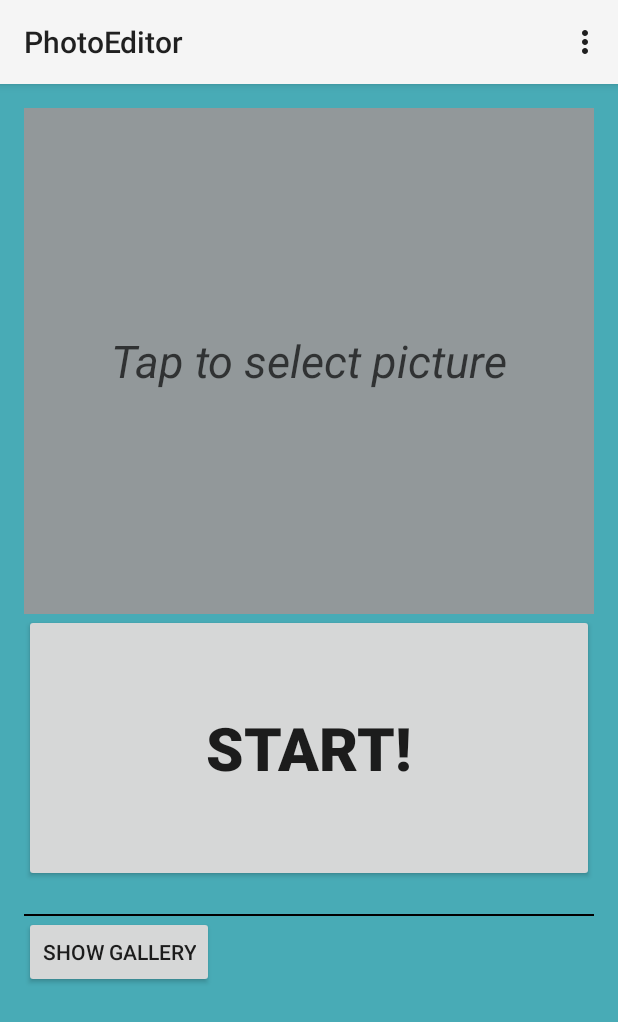
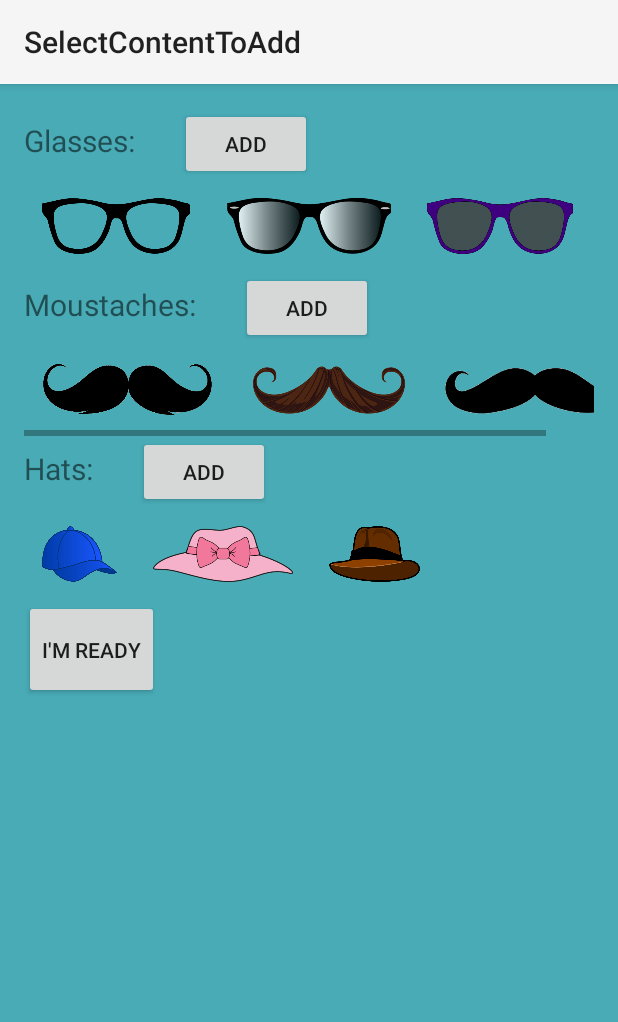
Before and after one commit to alexrakowski/photo-editor, an Android app: the screen it shows after launch (MainMenu before the commit, SelectContentToAdd after it), after a tap on "START!", on a phone screen of 412 x 824 dp. Shown: the top 1022 px of the screen. Run offline under Robolectric (Android 15) with nearby library versions, the phone set to English and light mode, and no system bars; 3 statements that could not run were skipped.

Commit message:
adding custom glasses images

```diff
--- a/app/src/main/res/layout/activity_select_content_to_add.xml
+++ b/app/src/main/res/layout/activity_select_content_to_add.xml
@@ -18,11 +18,27 @@
         android:layout_alignParentStart="true"
         android:weightSum="100">
 
+        <LinearLayout
+            android:orientation="horizontal"
+            android:layout_width="fill_parent"
+            android:layout_height="wrap_content">
+
             <TextView
                 android:layout_width="wrap_content"
                 android:layout_height="wrap_content"
                 android:textSize="20dp"
                 android:text="Glasses:"/>
+
+            <Button
+                android:layout_width="wrap_content"
+                android:layout_height="wrap_content"
+                android:text="Add"
+                android:layout_marginLeft="30dp"
+                android:id="@+id/addGlassesButton"
+                android:onClick="addGlasses"/>
+
+        </LinearLayout>
+
 
         <HorizontalScrollView
             android:layout_width="wrap_content"
@@ -30,31 +46,32 @@
 
             <LinearLayout
                 android:layout_width="wrap_content"
-                android:layout_height="wrap_content">
+                android:layout_height="wrap_content"
+                android:id="@+id/glassesLayout">
 
                 <ImageView
                     android:layout_width="wrap_content"
-                    android:layout_height="50dp"
+                    android:layout_height="45dp"
                     android:adjustViewBounds="true"
-                    android:layout_margin="10dp"
+                    android:layout_margin="8dp"
                     android:padding="4dp"
                     android:onClick="imageClick"
                     android:src="@drawable/glassesplain1"/>
 
                 <ImageView
                     android:layout_width="wrap_content"
-                    android:layout_height="50dp"
+                    android:layout_height="45dp"
                     android:adjustViewBounds="true"
-                    android:layout_margin="10dp"
+                    android:layout_margin="8dp"
                     android:padding="4dp"
                     android:onClick="imageClick"
                     android:src="@drawable/glassessun1"/>
 
                 <ImageView
                     android:layout_width="wrap_content"
-                    android:layout_height="50dp"
+                    android:layout_height="45dp"
                     android:adjustViewBounds="true"
-                    android:layout_margin="10dp"
+                    android:layout_margin="8dp"
                     android:padding="4dp"
                     android:onClick="imageClick"
                     android:src="@drawable/glassessun2"/>
@@ -63,12 +80,26 @@
 
         </HorizontalScrollView>
 
+        <LinearLayout
+            android:orientation="horizontal"
+            android:layout_width="fill_parent"
+            android:layout_height="wrap_content">
+
             <TextView
                 android:layout_width="wrap_content"
                 android:layout_height="wrap_content"
                 android:textSize="20dp"
-            android:layout_marginTop="20dp"
                 android:text="Moustaches:"/>
+
+            <Button
+                android:layout_width="wrap_content"
+                android:layout_height="wrap_content"
+                android:text="Add"
+                android:layout_marginLeft="30dp"
+                android:id="@+id/addMoustachesButton"
+                android:onClick="addMoustaches"/>
+
+        </LinearLayout>
 
         <HorizontalScrollView
             android:layout_width="wrap_content"
@@ -76,31 +107,32 @@
 
             <LinearLayout
                 android:layout_width="wrap_content"
-                android:layout_height="wrap_content">
+                android:layout_height="wrap_content"
+                android:id="@+id/moustachesLayout">
 
                 <ImageView
                     android:layout_width="wrap_content"
-                    android:layout_height="50dp"
+                    android:layout_height="45dp"
                     android:adjustViewBounds="true"
-                    android:layout_margin="10dp"
+                    android:layout_margin="8dp"
                     android:padding="4dp"
                     android:onClick="imageClick"
                     android:src="@drawable/moustache1"/>
 
                 <ImageView
                     android:layout_width="wrap_content"
-                    android:layout_height="50dp"
+                    android:layout_height="45dp"
                     android:adjustViewBounds="true"
-                    android:layout_margin="10dp"
+                    android:layout_margin="8dp"
                     android:padding="4dp"
                     android:onClick="imageClick"
                     android:src="@drawable/moustache2"/>
 
                 <ImageView
                     android:layout_width="wrap_content"
-                    android:layout_height="50dp"
+                    android:layout_height="45dp"
                     android:adjustViewBounds="true"
-                    android:layout_margin="10dp"
+                    android:layout_margin="8dp"
                     android:padding="4dp"
                     android:onClick="imageClick"
                     android:src="@drawable/moustache3"/>
@@ -109,12 +141,26 @@
 
         </HorizontalScrollView>
 
+        <LinearLayout
+            android:orientation="horizontal"
+            android:layout_width="fill_parent"
+            android:layout_height="wrap_content">
+
             <TextView
                 android:layout_width="wrap_content"
                 android:layout_height="wrap_content"
                 android:textSize="20dp"
-            android:layout_marginTop="20dp"
                 android:text="Hats:"/>
+
+            <Button
+                android:layout_width="wrap_content"
+                android:layout_height="wrap_content"
+                android:text="Add"
+                android:layout_marginLeft="30dp"
+                android:id="@+id/addHatsButton"
+                android:onClick="addHats"/>
+
+        </LinearLayout>
 
         <HorizontalScrollView
             android:layout_width="wrap_content"
@@ -122,13 +168,14 @@
 
             <LinearLayout
                 android:layout_width="wrap_content"
-                android:layout_height="wrap_content">
+                android:layout_height="wrap_content"
+                android:id="@+id/hatsLayout">
 
                 <ImageView
                     android:layout_width="wrap_content"
                     android:layout_height="45dp"
                     android:adjustViewBounds="true"
-                    android:layout_margin="10dp"
+                    android:layout_margin="8dp"
                     android:padding="4dp"
                     android:onClick="imageClick"
                     android:src="@drawable/hat1"/>
@@ -137,7 +184,7 @@
                     android:layout_width="wrap_content"
                     android:layout_height="45dp"
                     android:adjustViewBounds="true"
-                    android:layout_margin="10dp"
+                    android:layout_margin="8dp"
                     android:padding="4dp"
                     android:onClick="imageClick"
                     android:src="@drawable/hat2"/>
@@ -146,7 +193,7 @@
                     android:layout_width="wrap_content"
                     android:layout_height="45dp"
                     android:adjustViewBounds="true"
-                    android:layout_margin="10dp"
+                    android:layout_margin="8dp"
                     android:padding="4dp"
                     android:onClick="imageClick"
                     android:src="@drawable/hat3"/>
```
Also changed, not shown: app/src/main/java/projekt_android/photoeditor/MainMenu.java (+2 -13 lines), app/src/main/java/projekt_android/photoeditor/SelectContentToAdd.java (+104 -0 lines), app/src/main/java/projekt_android/photoeditor/Utils.java (+14 -0 lines). Lines whose indentation alone changed are shown as unchanged.
